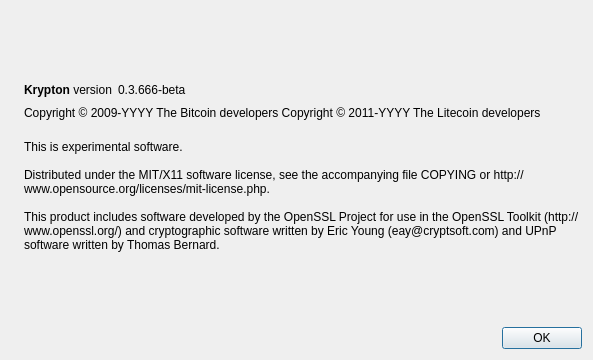
Old version of the form src/qt/forms/aboutdialog.ui in the repository aalonzolu/Krypton.
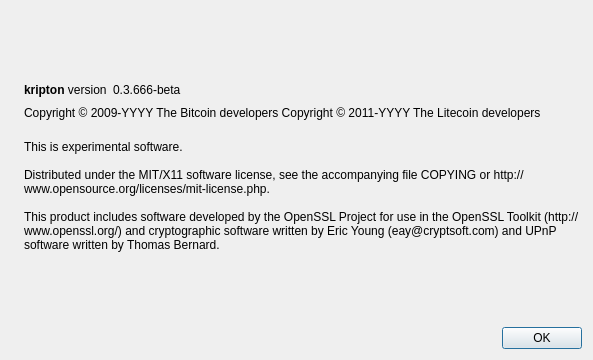
New version of the form. Icons and pictures are not drawn.

```diff
--- a/src/qt/forms/aboutdialog.ui
+++ b/src/qt/forms/aboutdialog.ui
@@ -50,7 +50,7 @@
           <cursorShape>IBeamCursor</cursorShape>
          </property>
          <property name="text">
-          <string>&lt;b&gt;Krypton&lt;/b&gt; version</string>
+          <string>&lt;b&gt;kripton&lt;/b&gt; version</string>
          </property>
          <property name="textInteractionFlags">
           <set>Qt::LinksAccessibleByMouse|Qt::TextSelectableByKeyboard|Qt::TextSelectableByMouse</set>
```
Left out of the diff: 2 changed lines with no effect on the pictures.
